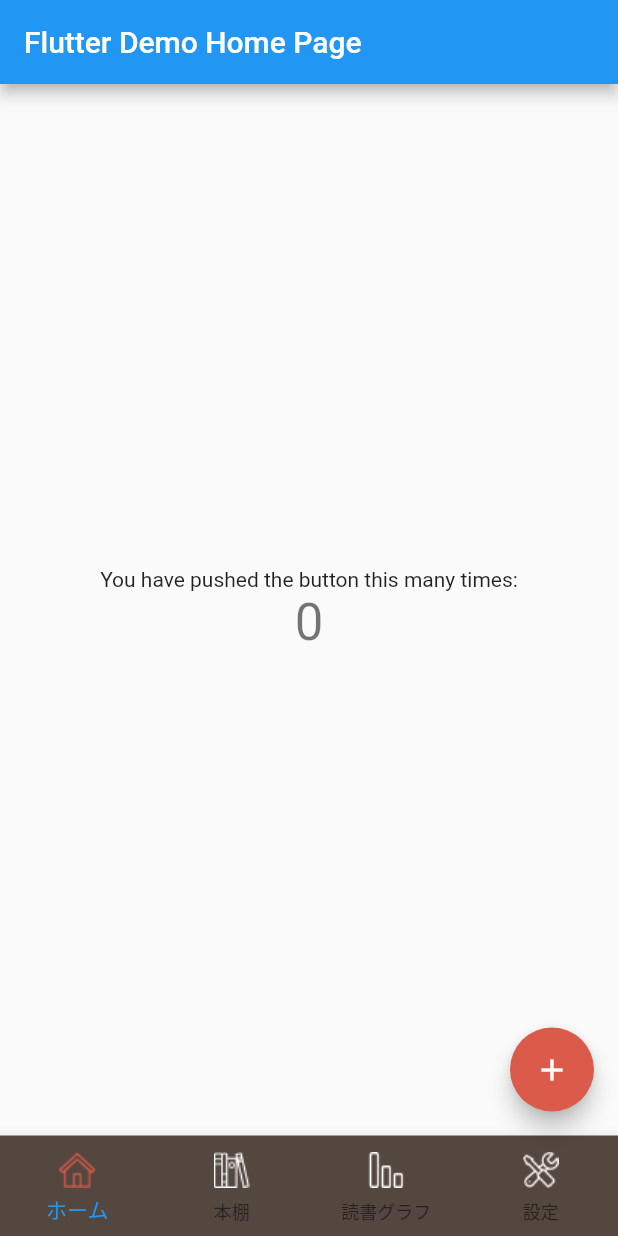
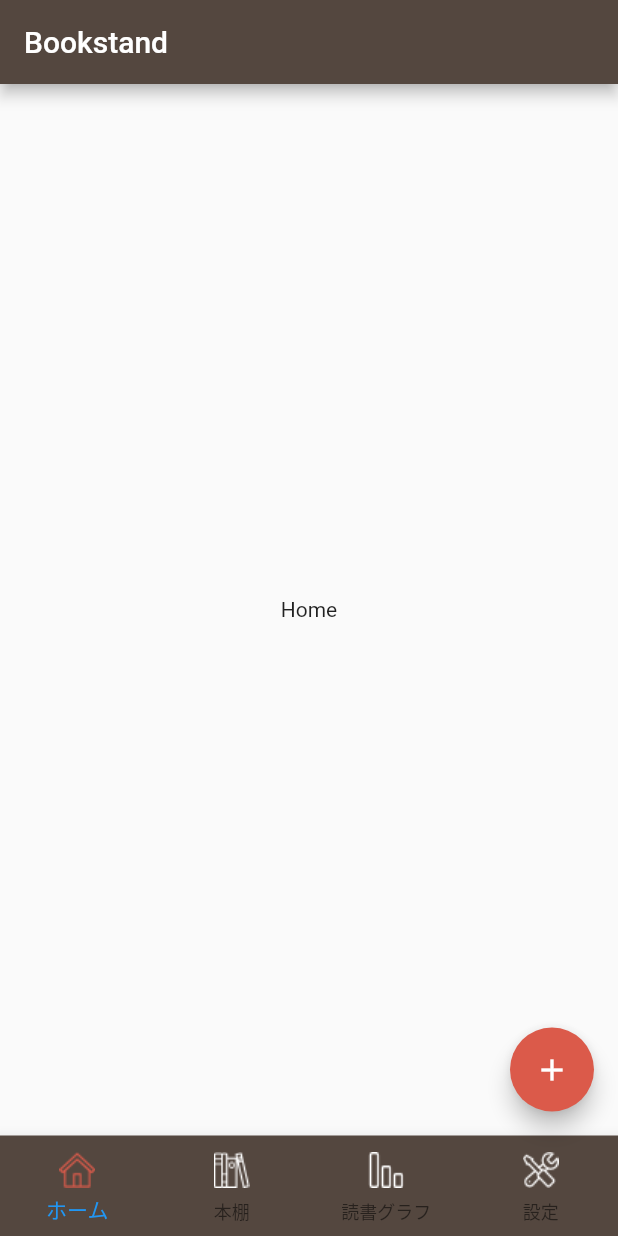
Before and after one commit to t-kashima/flutter-sample, a Flutter app: the screen it shows after launch, on a phone screen of 412 x 824 dp. Run offline on Flutter 3.47's test engine with Material 2 defaults, Android fonts, the phone set to English and light mode, and no system bars.

Commit message:
add pages

```diff
--- /dev/null
+++ b/lib/home.dart
@@ -0,0 +1,38 @@
+import 'package:flutter/material.dart';
+
+class HomePage extends StatefulWidget {
+  HomePage({Key key, this.title}) : super(key: key);
+
+  // This widget is the home page of your application. It is stateful, meaning
+  // that it has a State object (defined below) that contains fields that affect
+  // how it looks.
+
+  // This class is the configuration for the state. It holds the values (in this
+  // case the title) provided by the parent (in this case the App widget) and
+  // used by the build method of the State. Fields in a Widget subclass are
+  // always marked "final".
+
+  final String title;
+
+  @override
+  _HomePageState createState() => new _HomePageState();
+}
+
+class _HomePageState extends State<HomePage> {
+
+  @override
+  Widget build(BuildContext context) {
+    return new Scaffold(
+      body: new Center(
+        child: new Column(
+          mainAxisAlignment: MainAxisAlignment.center,
+          children: <Widget>[
+            new Text(
+              'Home',
+            ),
+          ],
+        ),
+      ),// This trailing comma makes auto-formatting nicer for build methods.
+    );
+  }
+}
--- a/lib/main.dart
+++ b/lib/main.dart
@@ -1,4 +1,5 @@
 import 'package:flutter/material.dart';
+import 'package:flutter_sample/home.dart';
 import 'package:flutter_sample/theme.dart';
 
 void main() => runApp(new MyApp());
@@ -20,13 +21,13 @@ class MyApp extends StatelessWidget {
         // counter didn't reset back to zero; the application is not restarted.
         primarySwatch: Colors.blue,
       ),
-      home: new MyHomePage(title: 'Flutter Demo Home Page'),
+      home: new MyHomePage(),
     );
   }
 }
 
 class MyHomePage extends StatefulWidget {
-  MyHomePage({Key key, this.title}) : super(key: key);
+  MyHomePage({Key key}) : super(key: key);
 
   // This widget is the home page of your application. It is stateful, meaning
   // that it has a State object (defined below) that contains fields that affect
@@ -37,24 +38,35 @@ class MyHomePage extends StatefulWidget {
   // used by the build method of the State. Fields in a Widget subclass are
   // always marked "final".
 
-  final String title;
-
   @override
   _MyHomePageState createState() => new _MyHomePageState();
 }
 
+enum Page {
+  home,
+  bookstand,
+  graph,
+  setting
+}
+
 class _MyHomePageState extends State<MyHomePage> {
-  int _counter = 0;
 
-  void _incrementCounter() {
-    setState(() {
-      // This call to setState tells the Flutter framework that something has
-      // changed in this State, which causes it to rerun the build method below
-      // so that the display can reflect the updated values. If we changed
-      // _counter without calling setState(), then the build method would not be
-      // called again, and so nothing would appear to happen.
-      _counter++;
-    });
+  PageController _pageController;
+  int _page = 0;
+
+  @override
+  void initState() {
+    super.initState();
+    _pageController = new PageController(
+      initialPage: _page,
+      keepPage: true
+    );
+  }
+
+  @override
+  void dispose() {
+    super.dispose();
+    _pageController.dispose();
   }
 
   @override
@@ -69,36 +81,22 @@ class _MyHomePageState extends State<MyHomePage> {
       appBar: new AppBar(
         // Here we take the value from the MyHomePage object that was created by
         // the App.build method, and use it to set our appbar title.
-        title: new Text(widget.title),
+        title: new Text("Bookstand"),
+        backgroundColor: themeData.primaryColor,
       ),
-      body: new Center(
-        // Center is a layout widget. It takes a single child and positions it
-        // in the middle of the parent.
-        child: new Column(
-          // Column is also layout widget. It takes a list of children and
-          // arranges them vertically. By default, it sizes itself to fit its
-          // children horizontally, and tries to be as tall as its parent.
-          //
-          // Invoke "debug paint" (press "p" in the console where you ran
-          // "flutter run", or select "Toggle Debug Paint" from the Flutter tool
-          // window in IntelliJ) to see the wireframe for each widget.
-          //
-          // Column has various properties to control how it sizes itself and
-          // how it positions its children. Here we use mainAxisAlignment to
-          // center the children vertically; the main axis here is the vertical
-          // axis because Columns are vertical (the cross axis would be
-          // horizontal).
-          mainAxisAlignment: MainAxisAlignment.center,
-          children: <Widget>[
-            new Text(
-              'You have pushed the button this many times:',
-            ),
-            new Text(
-              '$_counter',
-              style: Theme.of(context).textTheme.display1,
-            ),
-          ],
-        ),
+      body: new PageView(
+        controller: _pageController,
+        onPageChanged: (int page) {
+          setState(() {
+            this._page = page;
+          });
+        },
+        children: <Widget>[
+          new HomePage(),
+          new HomePage(),
+          new HomePage(),
+          new HomePage(),
+        ],
       ),
       bottomNavigationBar: new Theme(
         data: Theme.of(context).copyWith(
@@ -109,23 +107,28 @@ class _MyHomePageState extends State<MyHomePage> {
             .textTheme
             .copyWith(caption: new TextStyle(color: Colors.white))),
         child: new BottomNavigationBar(
-          currentIndex: 0,
+          currentIndex: _page,
           type: BottomNavigationBarType.fixed,
+          onTap: (int page) {
+            this._pageController.animateToPage(page,
+                      curve: Curves.ease,
+                      duration: const Duration(milliseconds: 300));
+          },
           items: [
             new BottomNavigationBarItem(
-              icon: new Image.asset('assets/ic_home_24.png', color: themeData.accentColor, height: 32),
+              icon: new Image.asset('assets/ic_home_24.png', color: _page == Page.home.index ? themeData.accentColor : Colors.white, height: 32),
               title: new Text("ホーム")
             ),
             new BottomNavigationBarItem(
-                icon: new Image.asset('assets/ic_bookstand_24.png', height: 32),
+                icon: new Image.asset('assets/ic_bookstand_24.png', color: _page == Page.bookstand.index ? themeData.accentColor : Colors.white, height: 32),
                 title: new Text("本棚")
             ),
             new BottomNavigationBarItem(
-                icon: new Image.asset('assets/ic_graph_24.png', height: 32),
+                icon: new Image.asset('assets/ic_graph_24.png', color: _page == Page.graph.index ? themeData.accentColor : Colors.white, height: 32),
                 title: new Text("読書グラフ")
             ),
             new BottomNavigationBarItem(
-                icon: new Image.asset('assets/ic_setting_24.png', height: 32),
+                icon: new Image.asset('assets/ic_setting_24.png', color: _page == Page.setting.index ? themeData.accentColor : Colors.white, height: 32),
                 title: new Text("設定")
             )
           ]
@@ -133,7 +136,9 @@ class _MyHomePageState extends State<MyHomePage> {
       ),
       floatingActionButton: new FloatingActionButton(
         backgroundColor: themeData.accentColor,
-        onPressed: _incrementCounter,
+        onPressed: () {
+
+        },
         // tooltip: 'Increment',
         child: new Icon(Icons.add),
       ), // This trailing comma makes auto-formatting nicer for build methods.
```
